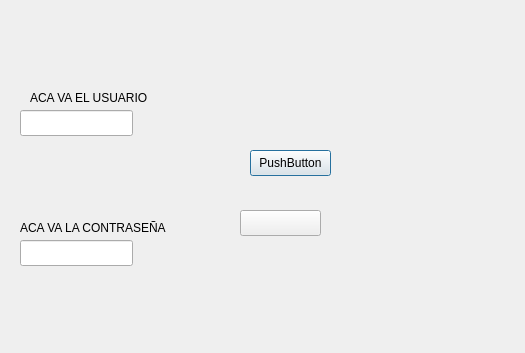
ValenciaMarcosValerino/SISTEMAS-DISTRIBUIDOS, file IniciarSecion.ui: the form before one commit; both pictures show x 0 to 525 and y 0 to 353 of the 800 by 800 pixel window.
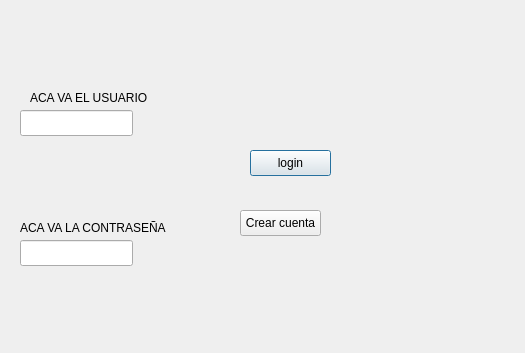
The form after the commit.

Commit message: integrando login

Patch:
```diff
--- a/IniciarSecion.ui
+++ b/IniciarSecion.ui
@@ -72,7 +72,7 @@
     </rect>
    </property>
    <property name="text">
-    <string>PushButton</string>
+    <string>login</string>
    </property>
   </widget>
   <widget class="QPushButton" name="btnRegistro">
@@ -85,7 +85,7 @@
     </rect>
    </property>
    <property name="text">
-    <string/>
+    <string>Crear cuenta</string>
    </property>
   </widget>
  </widget>
```
The commit also changes 16 other files.
